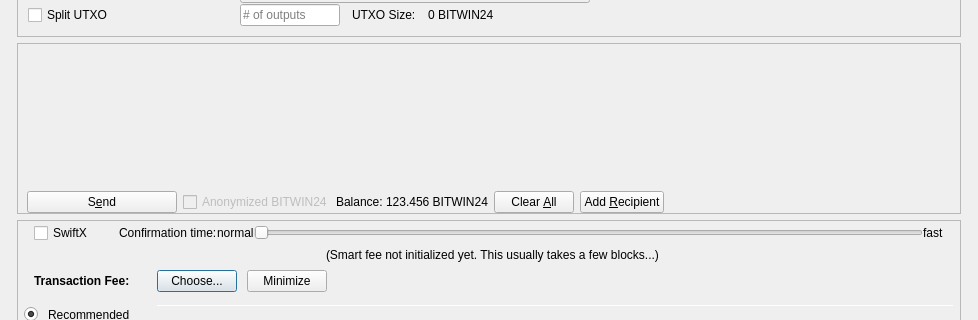
Above: src/qt/forms/sendcoinsdialog.ui from BitWin24/bitwin24 before the change; both pictures show x 0 to 978 and y 240 to 560 of the 978 by 695 pixel window. Below: the same form after it.
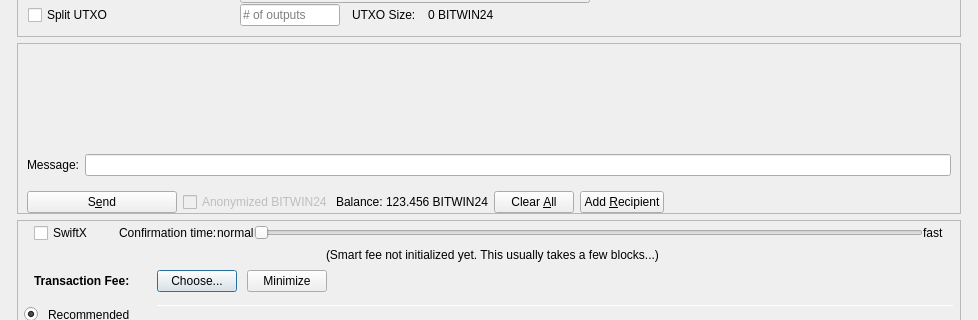
That is the form after the change. Icons and pictures are not drawn. Custom widgets are drawn as their Qt base class.

Commit message: add comment to send dialog and to transaction history

Patch:
```diff
--- a/src/qt/forms/sendcoinsdialog.ui
+++ b/src/qt/forms/sendcoinsdialog.ui
@@ -934,6 +934,38 @@
               </property>
              </spacer>
             </item>
+            <item>
+              <widget class="QFrame" name="frame_Message">
+                <layout class="QHBoxLayout" name="horizontalLayout1">
+                <property name="bottomMargin">
+                  <number>0</number>
+                </property>
+                <item>
+                  <widget class="QLabel" name="messageLabel">
+                    <property name="text">
+                    <string>Message:</string>
+                    </property>
+                    <property name="alignment">
+                    <set>Qt::AlignRight|Qt::AlignTrailing|Qt::AlignVCenter</set>
+                    </property>
+                    <property name="visible">
+                      <bool>true</bool>
+                    </property>
+                  </widget>
+                </item>
+                <item>
+                  <widget class="QLineEdit" name="messageTextLabel">
+                    <property name="toolTip">
+                    <string>A message that was attached to the BITWIN24: URI which will be stored with the transaction for your reference. Note: This message will not be sent over the BITWIN24 network.</string>
+                    </property>
+                    <property name="visible">
+                      <bool>true</bool>
+                    </property>
+                  </widget>
+                </item>
+                </layout>
+              </widget>
+            </item>
             <item>
              <widget class="QFrame" name="frame_Send">
               <layout class="QHBoxLayout" name="horizontalLayout">
```
Left out of the diff: 1 changed line with no effect on the pictures. The commit also changes 6 other files.
